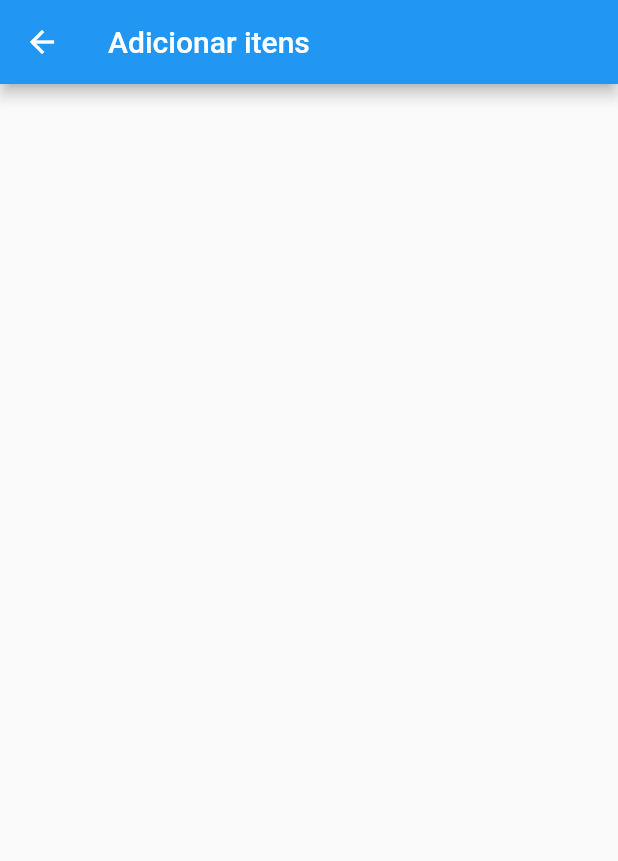
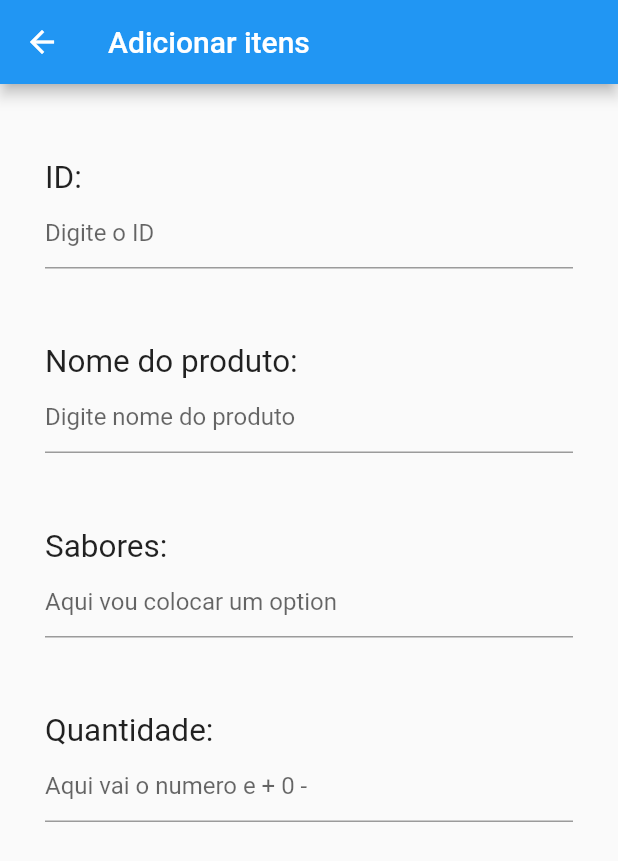
Before and after one commit to JOA0Vitor/App_pastel, a Flutter app: the adicionarItem screen opened directly, on a phone screen of 412 x 824 dp. Shown: the top 861 px of the screen. Run offline on Flutter 3.47's test engine with Material 2 defaults, Android fonts, the phone set to English and light mode, and no system bars; our stand-ins replace google_fonts; network calls fail.

Commit message:
fisrt commit

```diff
--- a/lib/pages/adicionarItem.dart
+++ b/lib/pages/adicionarItem.dart
@@ -5,9 +5,56 @@ class adicionarItem extends StatelessWidget {
 
   @override
   Widget build(BuildContext context) {
-    return Scaffold(
-      appBar: AppBar(
-        title: Text("Adicionar itens"),
+    return SafeArea(
+      child: Scaffold(
+        appBar: AppBar(
+          title: Text("Adicionar itens"),
+        ),
+        body: const SingleChildScrollView(
+            child: Padding(
+          padding: EdgeInsets.symmetric(vertical: 50, horizontal: 30),
+          child: Column(
+            crossAxisAlignment: CrossAxisAlignment.start,
+            children: [
+              Text(
+                "ID:",
+                style: TextStyle(fontSize: 21),
+              ),
+              TextField(
+                decoration: InputDecoration(
+                  hintText: 'Digite o ID',
+                ),
+              ),
+              SizedBox(
+                height: 50,
+              ),
+              Text("Nome do produto:", style: TextStyle(fontSize: 21)),
+              TextField(
+                decoration: InputDecoration(
+                  hintText: 'Digite nome do produto',
+                ),
+              ),
+              SizedBox(
+                height: 50,
+              ),
+              Text("Sabores:", style: TextStyle(fontSize: 21)),
+              TextField(
+                decoration: InputDecoration(
+                  hintText: 'Aqui vou colocar um option',
+                ),
+              ),
+              SizedBox(
+                height: 50,
+              ),
+              Text("Quantidade:", style: TextStyle(fontSize: 21)),
+              TextField(
+                decoration: InputDecoration(
+                  hintText: 'Aqui vai o numero e + 0 -',
+                ),
+              ),
+            ],
+          ),
+        )),
       ),
     );
   }
--- a/lib/pages/cadastro_login.dart
+++ b/lib/pages/cadastro_login.dart
@@ -1,5 +1,4 @@
 import 'package:flutter/material.dart';
-import 'package:trilhaapp/pages/menu.dart';
 
 // ignore: camel_case_types
 class cadastro_login extends StatefulWidget {
@@ -29,7 +28,7 @@ class _cadastro_loginState extends State<cadastro_login> {
             padding: const EdgeInsets.symmetric(vertical: 40, horizontal: 30),
             child: Column(
               crossAxisAlignment: CrossAxisAlignment.start,
-              children: [
+              children: <Widget>[
                 const Text(
                     "Preencha o espaço abaixo para começar a usar o app"),
                 const SizedBox(
@@ -93,8 +92,18 @@ class _cadastro_loginState extends State<cadastro_login> {
                 //       debugPrint(emailController.text);
                 //     },
                 //     child: const Text("Salvar")),
-                TextButton(
+                Padding(
+                  padding:
+                      const EdgeInsets.symmetric(vertical: 20, horizontal: 30),
+                  child: Container(
+                    alignment: Alignment.center,
+                    width: double.infinity,
+                    child: TextButton(
                         onPressed: () {
+                          // ignore: unused_label
+
+                          // ignore: unused_label
+
                           //No if se for igual vai entrar na tela de menu
                           // if (emailController.text.trim() == "pastel@gmail.com" &&
                           //     senhaController.text.trim() == "teste123") {
@@ -119,7 +128,7 @@ class _cadastro_loginState extends State<cadastro_login> {
                               ),
                             ),
                             backgroundColor: MaterialStateProperty.all(
-                            Color.fromARGB(179, 0, 0, 0))),
+                                const Color.fromARGB(179, 0, 0, 0))),
                         child: const Text(
                           'Entrar',
                           style: TextStyle(
@@ -127,6 +136,8 @@ class _cadastro_loginState extends State<cadastro_login> {
                             fontSize: 15,
                           ),
                         )),
+                  ),
+                ),
               ],
             ),
           ),
```
Lines whose indentation alone changed are shown as unchanged.
